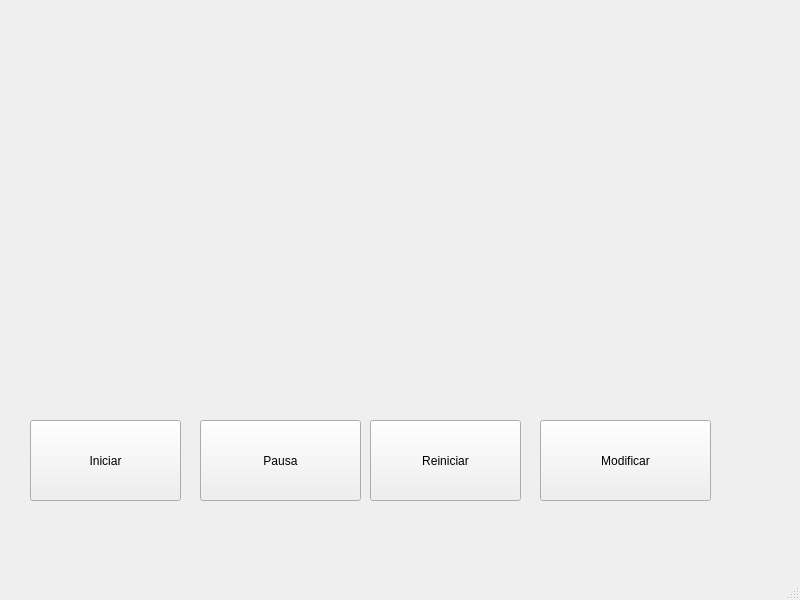
This is ProyectoGalletas/ventanaprincipal.ui in Huevaldinho/ED-Proyecto1-Galletas as Qt 5 draws it before an edit. The edited form follows.
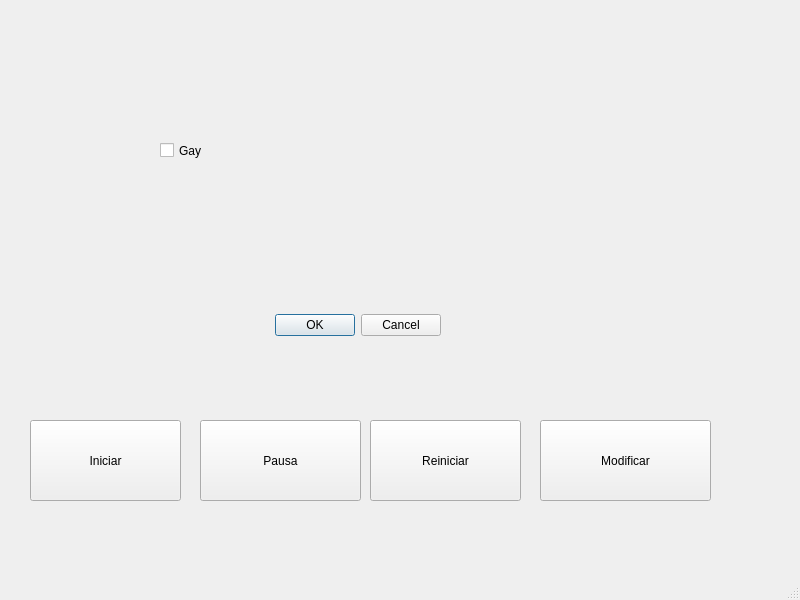
This is the edited form.

Diff of the .ui file:
```diff
--- a/ProyectoGalletas/ventanaprincipal.ui
+++ b/ProyectoGalletas/ventanaprincipal.ui
@@ -66,6 +66,32 @@
      <string>Modificar</string>
     </property>
    </widget>
+   <widget class="QCheckBox" name="checkBox">
+    <property name="geometry">
+     <rect>
+      <x>160</x>
+      <y>120</y>
+      <width>61</width>
+      <height>61</height>
+     </rect>
+    </property>
+    <property name="text">
+     <string>Gay</string>
+    </property>
+   </widget>
+   <widget class="QDialogButtonBox" name="buttonBox">
+    <property name="geometry">
+     <rect>
+      <x>270</x>
+      <y>290</y>
+      <width>171</width>
+      <height>71</height>
+     </rect>
+    </property>
+    <property name="standardButtons">
+     <set>QDialogButtonBox::Cancel|QDialogButtonBox::Ok</set>
+    </property>
+   </widget>
   </widget>
   <widget class="QMenuBar" name="menubar">
    <property name="geometry">
```
Left out of the diff: 2 changed lines with no effect on the pictures.
